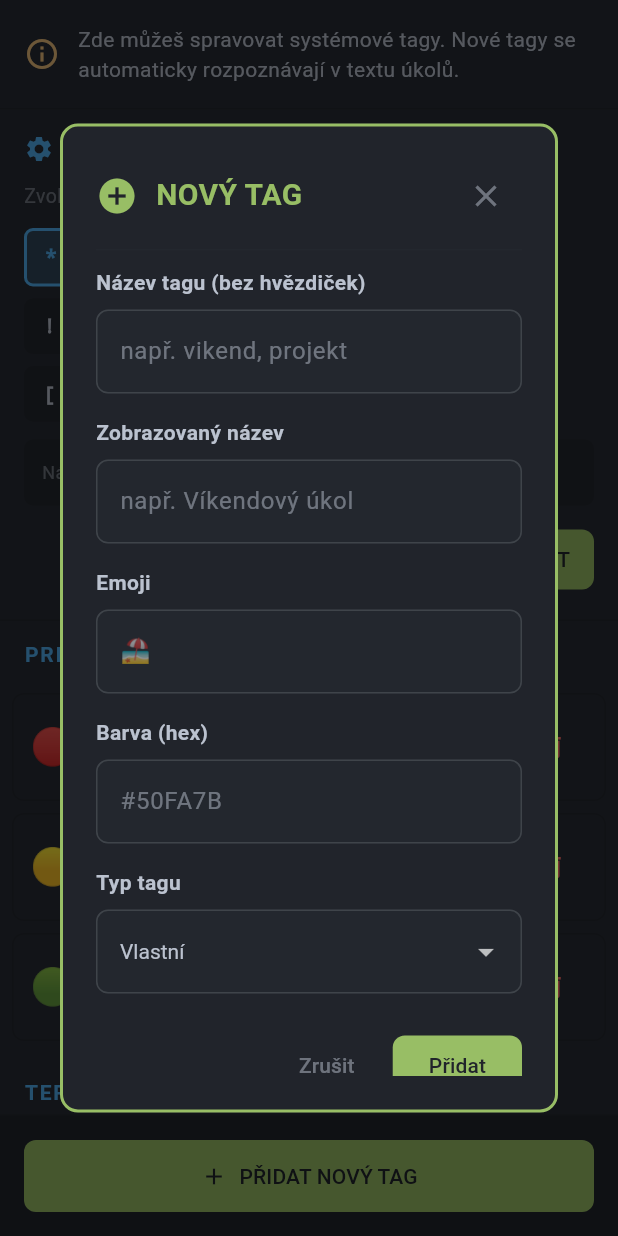
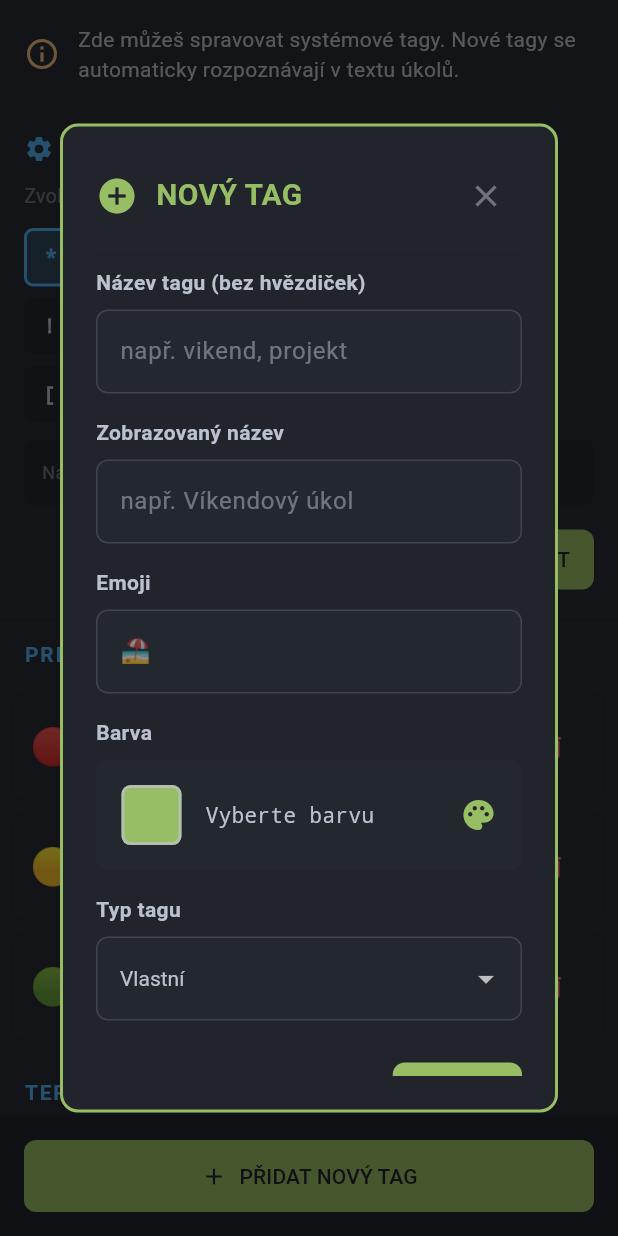
Before and after one commit to mastnacek/laidak, a Flutter app: the _TagManagementTab widget shown alone on an empty page, opened directly, after a tap on "PŘIDAT NOVÝ TAG", on a phone screen of 412 x 824 dp. Run offline on Flutter 3.47's test engine with Material 3 defaults, Android fonts, the phone set to English and light mode, and no system bars; our stand-ins replace equatable, flutter_bloc, flutter_colorpicker, just_audio, sqflite, sqflite_common_ffi; accounts and stored records are empty.

Commit message:
✨ feat: Dokončení color picker s glow efektem pro tagy
Integrace circular color picker s glow efektem do obou dialogů:

**_editTag dialog:**
- Přidány lokální glow state proměnné (glowEnabled, glowStrength)
- Aktualizován handler color pickeru pro ukládání glow hodnot
- Přidány glow properties do tag.copyWith() volání

**_addTag dialog:**
- Nahrazen TextField pro barvu za InkWell color picker button
- Přidána integrace s ColorPickerDialog včetně glow supportu
- Přidány glowEnabled a glowStrength do TagDefinition konstruktoru

**Výsledek:**
- Uživatel může nyní vybírat barvy pomocí HSV color wheel
- Glow efekt lze zapnout/vypnout a nastavit jeho sílu
- Live preview glow efektu přímo v color picker dialogu
- Konzistentní UX napříč edit i add dialogy

Soubory:
- lib/pages/settings_page.dart: _editTag a _addTag metody

🎨 Generated with [Claude Code](https://claude.com/claude-code)

Co-Authored-By: Claude <noreply@anthropic.com>

```diff
--- a/lib/pages/settings_page.dart
+++ b/lib/pages/settings_page.dart
@@ -1140,6 +1140,8 @@ class _TagManagementTabState extends State<_TagManagementTab> {
     final emojiController = TextEditingController(text: tag.emoji ?? '');
     final colorController = TextEditingController(text: tag.color ?? '');
     TagType selectedType = tag.tagType;
+    bool glowEnabled = tag.glowEnabled;
+    double glowStrength = tag.glowStrength;
 
     final result = await showDialog<bool>(
       context: context,
@@ -1217,6 +1219,8 @@ class _TagManagementTabState extends State<_TagManagementTab> {
                       if (result != null) {
                         setDialogState(() {
                           colorController.text = result['color'] as String;
+                          glowEnabled = result['glowEnabled'] as bool;
+                          glowStrength = result['glowStrength'] as double;
                         });
                       }
                     },
@@ -1312,6 +1316,8 @@ class _TagManagementTabState extends State<_TagManagementTab> {
                             emoji: emojiController.text.trim(),
                             color: colorController.text.trim(),
                             tagType: selectedType,
+                            glowEnabled: glowEnabled,
+                            glowStrength: glowStrength,
                           );
 
                           await _tagService.updateDefinition(updatedTag);
@@ -1353,6 +1359,8 @@ class _TagManagementTabState extends State<_TagManagementTab> {
     final emojiController = TextEditingController();
     final colorController = TextEditingController();
     TagType selectedType = TagType.custom;
+    bool glowEnabled = false;
+    double glowStrength = 0.5;
 
     final result = await showDialog<bool>(
       context: context,
@@ -1405,7 +1413,72 @@ class _TagManagementTabState extends State<_TagManagementTab> {
                   _buildDialogField('Emoji', emojiController, '🏖️'),
                   const SizedBox(height: 16),
 
-                  _buildDialogField('Barva (hex)', colorController, '#50FA7B'),
+                  // Color picker button
+                  Text(
+                    'Barva',
+                    style: TextStyle(
+                      color: theme.appColors.fg,
+                      fontSize: 14,
+                      fontWeight: FontWeight.bold,
+                    ),
+                  ),
+                  const SizedBox(height: 8),
+                  InkWell(
+                    onTap: () async {
+                      final result = await showDialog<Map<String, dynamic>>(
+                        context: context,
+                        builder: (context) => ColorPickerDialog(
+                          initialColor: colorController.text.trim().isEmpty ? '#50FA7B' : colorController.text.trim(),
+                          initialGlowEnabled: glowEnabled,
+                          initialGlowStrength: glowStrength,
+                        ),
+                      );
+
+                      if (result != null) {
+                        setDialogState(() {
+                          colorController.text = result['color'] as String;
+                          glowEnabled = result['glowEnabled'] as bool;
+                          glowStrength = result['glowStrength'] as double;
+                        });
+                      }
+                    },
+                    child: Container(
+                      padding: const EdgeInsets.all(16),
+                      decoration: BoxDecoration(
+                        color: theme.appColors.base2,
+                        borderRadius: BorderRadius.circular(8),
+                        border: Border.all(color: theme.appColors.base4),
+                      ),
+                      child: Row(
+                        children: [
+                          // Color preview box
+                          Container(
+                            width: 40,
+                            height: 40,
+                            decoration: BoxDecoration(
+                              color: ColorUtils.isValidHex(colorController.text)
+                                  ? ColorUtils.hexToColor(colorController.text)
+                                  : theme.appColors.green,
+                              borderRadius: BorderRadius.circular(6),
+                              border: Border.all(color: theme.appColors.base6, width: 2),
+                            ),
+                          ),
+                          const SizedBox(width: 16),
+                          Expanded(
+                            child: Text(
+                              colorController.text.trim().isEmpty ? 'Vyberte barvu' : colorController.text,
+                              style: TextStyle(
+                                color: theme.appColors.fg,
+                                fontSize: 14,
+                                fontFamily: 'monospace',
+                              ),
+                            ),
+                          ),
+                          Icon(Icons.palette, color: theme.appColors.green),
+                        ],
+                      ),
+                    ),
+                  ),
                   const SizedBox(height: 16),
 
                   Text(
@@ -1469,6 +1542,8 @@ class _TagManagementTabState extends State<_TagManagementTab> {
                             displayName: displayNameController.text.trim(),
                             emoji: emojiController.text.trim(),
                             color: colorController.text.trim(),
+                            glowEnabled: glowEnabled,
+                            glowStrength: glowStrength,
                             enabled: true,
                           );
 
```
